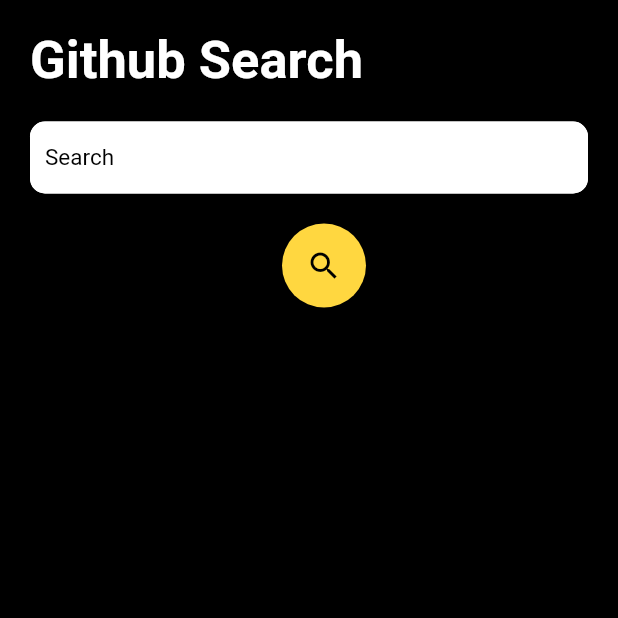
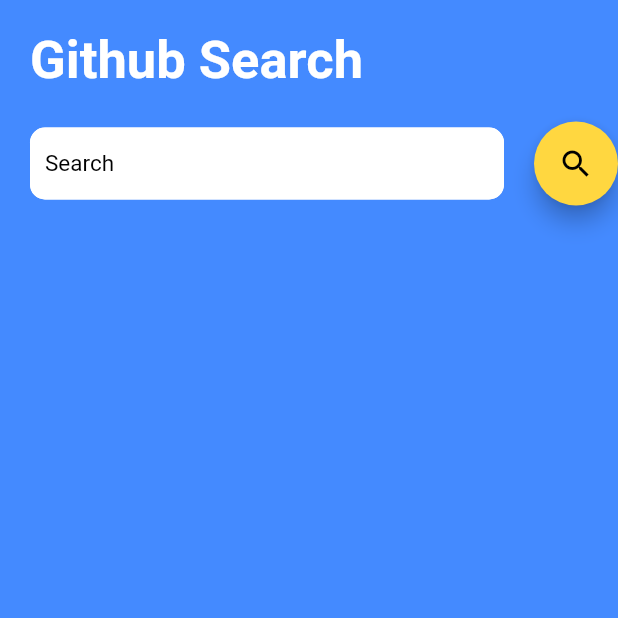
Before and after one commit to jonh14lk/Github_Search, a Flutter app: the screen it shows after launch, on a phone screen of 412 x 824 dp, the top half of it. Run offline on Flutter 3.47's test engine with Material 2 defaults, Android fonts, the phone set to English and light mode, and no system bars; accounts and stored records are empty.

Commit message:
change app theme and sort repos query

```diff
--- a/lib/main.dart
+++ b/lib/main.dart
@@ -1,12 +1,12 @@
 import 'package:flutter/material.dart';
-import 'src/errorscreen.dart';
 import 'src/home.dart';
 import 'src/theme.dart';
-import 'src/search_card.dart';
+import 'src/queryresult.dart';
+import 'src/errorscreen.dart';
 
 void main() {
   runApp(MaterialApp(
-    theme: Constants.darkTheme,
+    theme: Constants.appTheme,
     initialRoute: '/',
     routes: {
       '/': (context) => Home(),
--- a/lib/src/api.dart
+++ b/lib/src/api.dart
@@ -57,7 +57,7 @@
     this.repos,
   });
   factory Profile.fromJson(Map<String, dynamic> json) {
-    return Profile(
+    Profile ret = Profile(
       login: json['login'] as String,
       name: json['name'] as String,
       pic: json['avatar_url'] as String,
@@ -67,6 +67,8 @@
       followers: json['followers'] as int,
       repos: json['public_repos'] as int,
     );
+    ret.reposUrl = ret.reposUrl + '?sort=updated';
+    return ret;
   }
 }
 
--- a/lib/src/errorscreen.dart
+++ b/lib/src/errorscreen.dart
@@ -9,7 +9,7 @@
         child: Text(
           'User not found ;-;',
           style: TextStyle(
-            color: Colors.grey,
+            color: Colors.white,
             letterSpacing: 2.0,
           ),
         ),
--- a/lib/src/home.dart
+++ b/lib/src/home.dart
@@ -27,7 +27,10 @@
             ),
           ),
           SizedBox(height: 20.0),
-          Padding(
+          Row(
+            children: <Widget>[
+              Flexible(
+                child: Padding(
                   padding: EdgeInsets.only(right: 20.0),
                   child: Container(
                     decoration: BoxDecoration(
@@ -66,7 +69,7 @@
                     ),
                   ),
                 ),
-          SizedBox(height: 20.0),
+              ),
               FloatingActionButton(
                 onPressed: () async {
                   await init(myController.text);
@@ -78,6 +81,8 @@
                 },
                 tooltip: 'Search',
                 child: Icon(Icons.search),
+              )
+            ],
           ),
         ],
       ),
```
Also changed, not shown: lib/src/queryresult.dart (renamed from lib/src/search_card.dart, +8 -8 lines), lib/src/theme.dart (+8 -11 lines). Lines whose indentation alone changed are shown as unchanged.
